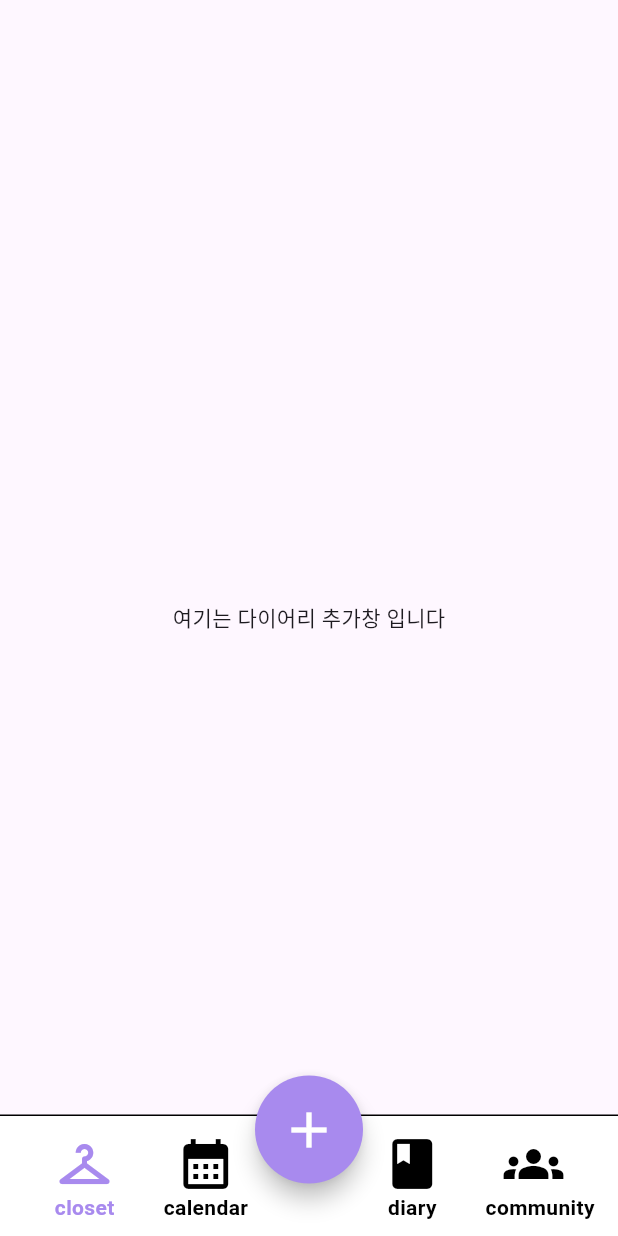
After one commit to yeseul1008/FlutterTeamProject, a Flutter app: the UserDiaryAdd screen opened by its route, on a phone screen of 412 x 824 dp. The commit adds this screen. Run offline on Flutter 3.47's test engine with Material 3 defaults, Android fonts, the phone set to English and light mode, and no system bars; our stand-ins replace cloud_firestore, firebase_auth, firebase_core, go_router, google_sign_in, image_picker and 2 more; accounts and stored records are empty.

Commit message:
페이지작업

```diff
--- /dev/null
+++ b/lib/pages/profile/user_diary_add.dart
@@ -0,0 +1,16 @@
+import 'package:flutter/material.dart';
+import '../../widgets/common/main_btn.dart';
+import 'package:go_router/go_router.dart';
+
+class UserDiaryAdd extends StatelessWidget {
+  const UserDiaryAdd({super.key});
+
+  @override
+  Widget build(BuildContext context) {
+    return Scaffold(
+        body : Center(
+          child: Text("여기는 다이어리 추가창 입니다"),
+        )
+    );
+  }
+}
--- a/lib/routes/mainRoute.dart
+++ b/lib/routes/mainRoute.dart
@@ -22,6 +22,7 @@ import '../pages/profile/user_diary_map.dart';
 import '../pages/profile/user_profile_edit.dart';
 import '../pages/profile/user_public_lookbook.dart';
 import '../pages/profile/user_public_wardrobe.dart';
+import '../pages/profile/user_diary_add.dart';
 import '../pages/wardrobe/outfit_maker.dart';
 import '../pages/wardrobe/user_lookbook.dart';
 import '../pages/wardrobe/user_lookbook_add.dart';
@@ -118,7 +119,10 @@ final GoRouter router = GoRouter(
           path: '/publicWardrobe',
           builder: (context, state) => const PublicWardrobe(),
         ),
-
+        GoRoute(
+          path: '/userDiaryAdd ',
+          builder: (context, state) => const UserDiaryAdd (),
+        ),
         // wardrobe 폴더 속 파일 이동
         GoRoute(
           path: '/aiOutfitMaker',
```
